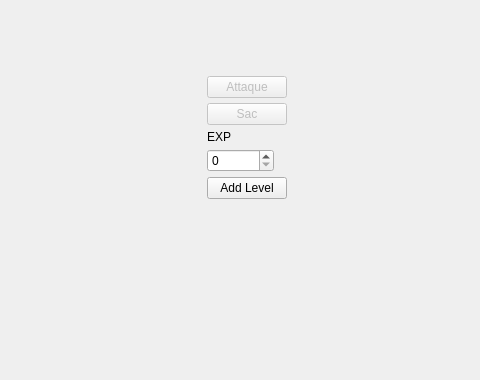
The window that app/view/forms/gamedisplay.ui (r0nd0ud0u/qt-rpg) describes before a commit, drawn with Qt 5; both pictures show x 239 to 719 and y 105 to 485 of the 908 by 485 pixel window.
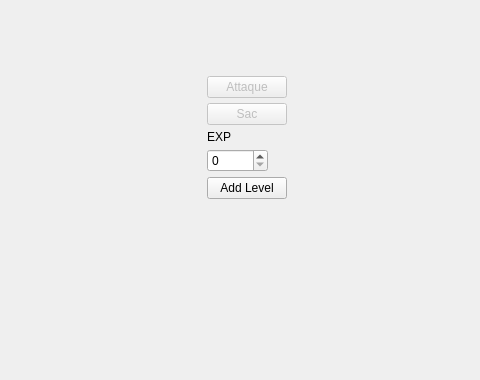
The same window after the commit. Custom widgets are drawn as their Qt base class.

Diff of the .ui file:
```diff
--- a/app/view/forms/gamedisplay.ui
+++ b/app/view/forms/gamedisplay.ui
@@ -215,7 +215,7 @@
          <item row="7" column="0">
           <widget class="QSpinBox" name="exp_spinBox">
            <property name="maximum">
-            <number>999999999</number>
+            <number>99999</number>
            </property>
           </widget>
          </item>
```
